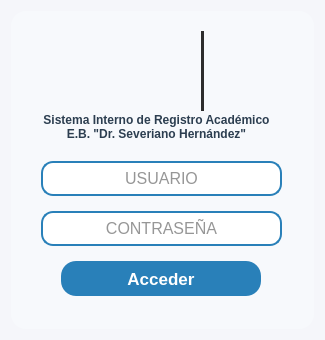
First picture: the form in resources/ui/login.ui, repository Proyecto-Uptjaa/Proyecto_SIRA, before the edit.
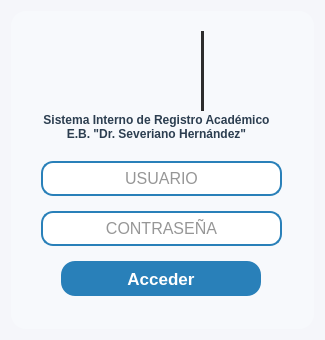
Second picture: the form after the edit. Icons and pictures are not drawn.

```diff
--- a/resources/ui/login.ui
+++ b/resources/ui/login.ui
@@ -261,7 +261,7 @@
     color: #FFFFFF;
     border: none;
     padding: 8px 10px;
-    border-radius: 15px;
+    border-radius: 14px;
 }
 QPushButton:hover {
 	background-color: #0D47A1
```
